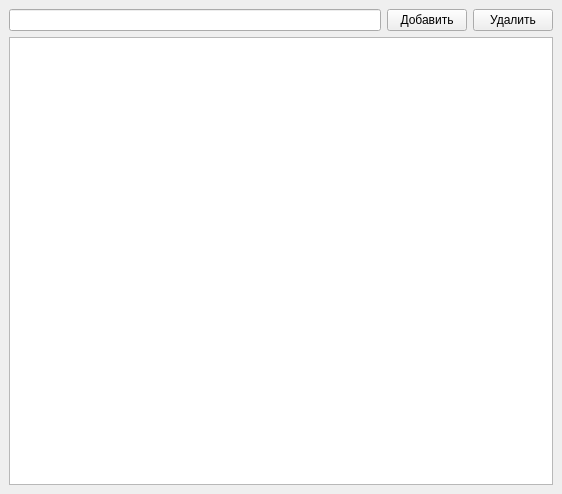
First picture: the form in ui/updateproductcategories.ui, repository Git-I985/ap, before the edit.
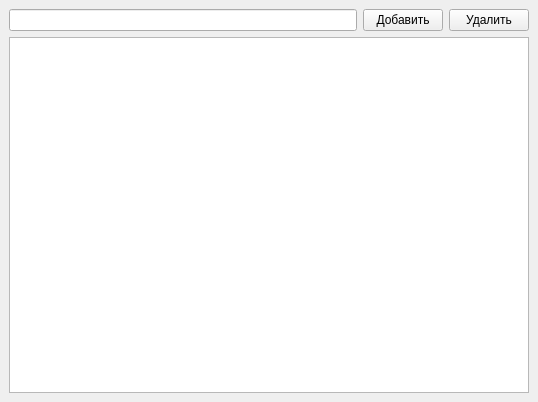
Second picture: the form after the edit.

The edit to the form file:
```diff
--- a/ui/updateproductcategories.ui
+++ b/ui/updateproductcategories.ui
@@ -6,8 +6,8 @@
    <rect>
     <x>0</x>
     <y>0</y>
-    <width>562</width>
-    <height>494</height>
+    <width>538</width>
+    <height>402</height>
    </rect>
   </property>
   <property name="windowTitle">
```
